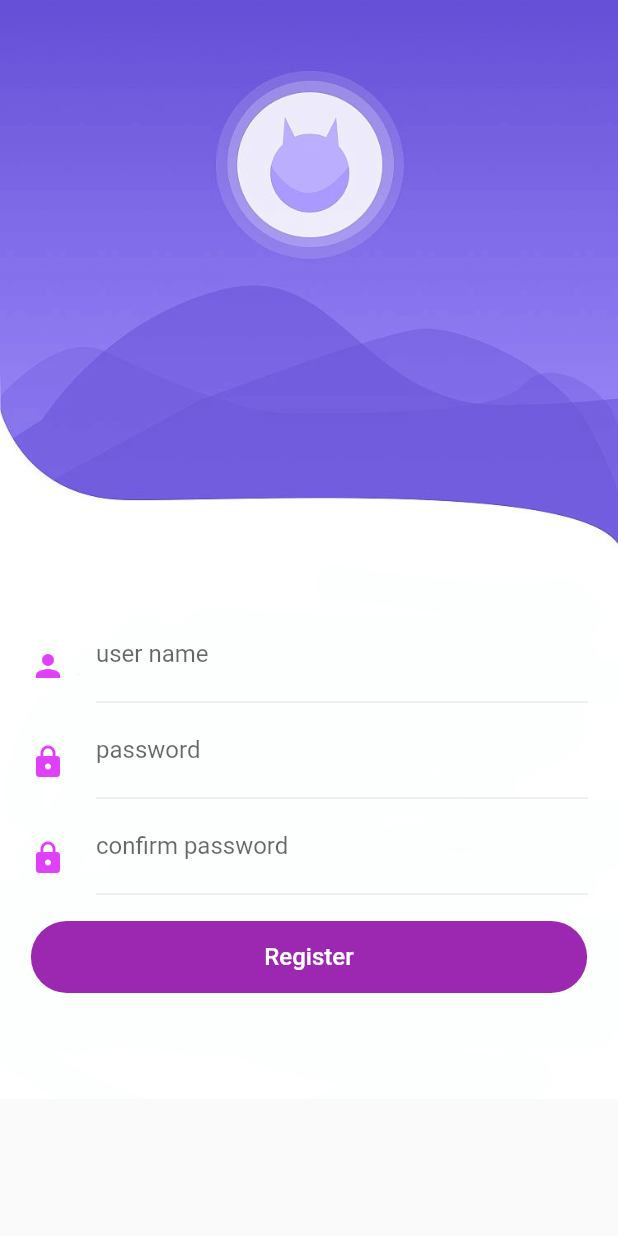
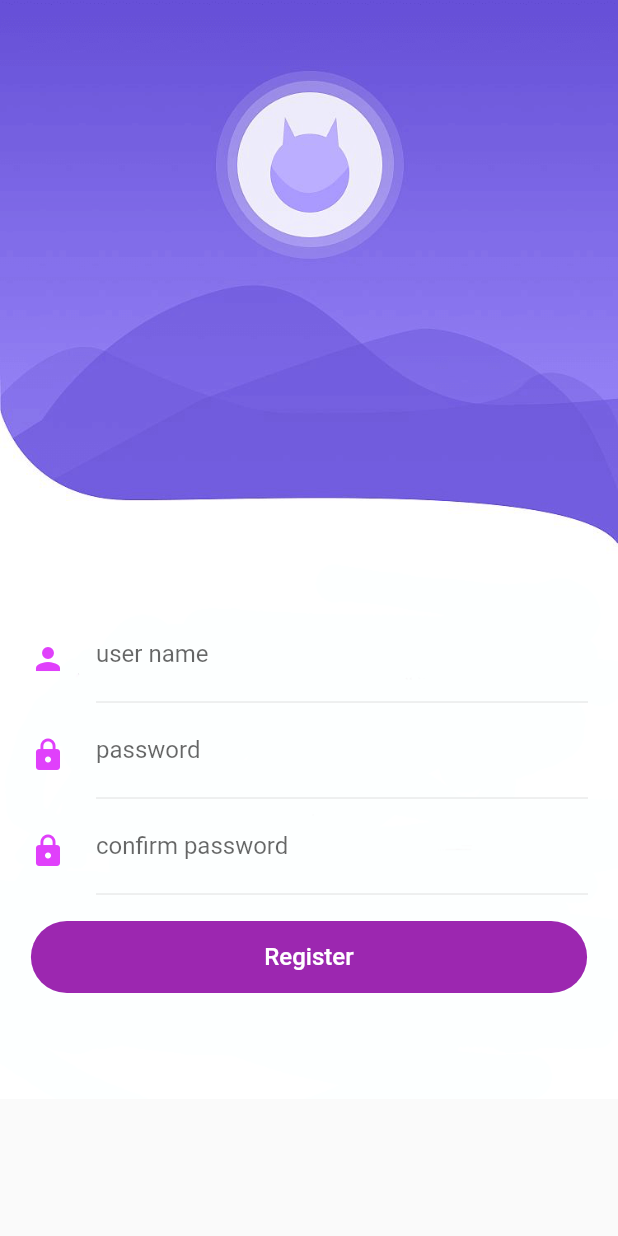
Before and after one commit to dasonXie/wanandroid, a Flutter app: the RegisterPage screen opened directly, on a phone screen of 412 x 824 dp. Run offline on Flutter 3.47's test engine with Material 2 defaults, Android fonts, the phone set to English and light mode, and no system bars; our stand-ins replace cached_network_image, date_format, dio, flutter_easyrefresh, flutter_screenutil, flutter_swiper; generated files the repository leaves out were written again; network calls fail.

```diff
--- a/lib/pages/login/widget/inputTextField.dart
+++ b/lib/pages/login/widget/inputTextField.dart
@@ -31,7 +31,7 @@ class InputTextField extends StatelessWidget {
     return Row(
       children: [
         Container(
-          padding: EdgeInsets.all(20),
+          padding: EdgeInsets.fromLTRB(20, 10, 20, 20),
           child: Icon(
             icon,
             color: color,
--- a/lib/pages/repos/page/repos_page.dart
+++ b/lib/pages/repos/page/repos_page.dart
@@ -38,6 +38,7 @@ class _ReposPageState extends State<ReposPage>
 
   @override
   Widget build(BuildContext context) {
+    super.build(context);
     return EasyRefresh(
         firstRefresh: true,
         header: MaterialHeader(),
@@ -71,6 +72,8 @@ class _ReposPageState extends State<ReposPage>
     //   print("num:$i" + projectList[i].title);
     // }
 
+    // if (mounted) {
     setState(() {});
+    // }
   }
 }
--- a/lib/pages/system/page/system_page.dart
+++ b/lib/pages/system/page/system_page.dart
@@ -65,6 +65,9 @@ class _SystemPageState extends State<SystemPage>
         BaseRespList<SystemModel>(res, (res) => SystemModel.fromJson(res));
 
     //触发build
-    setState(() {});
+
+    if (mounted) {
+      setState(() {});
+    }
   }
 }
```
